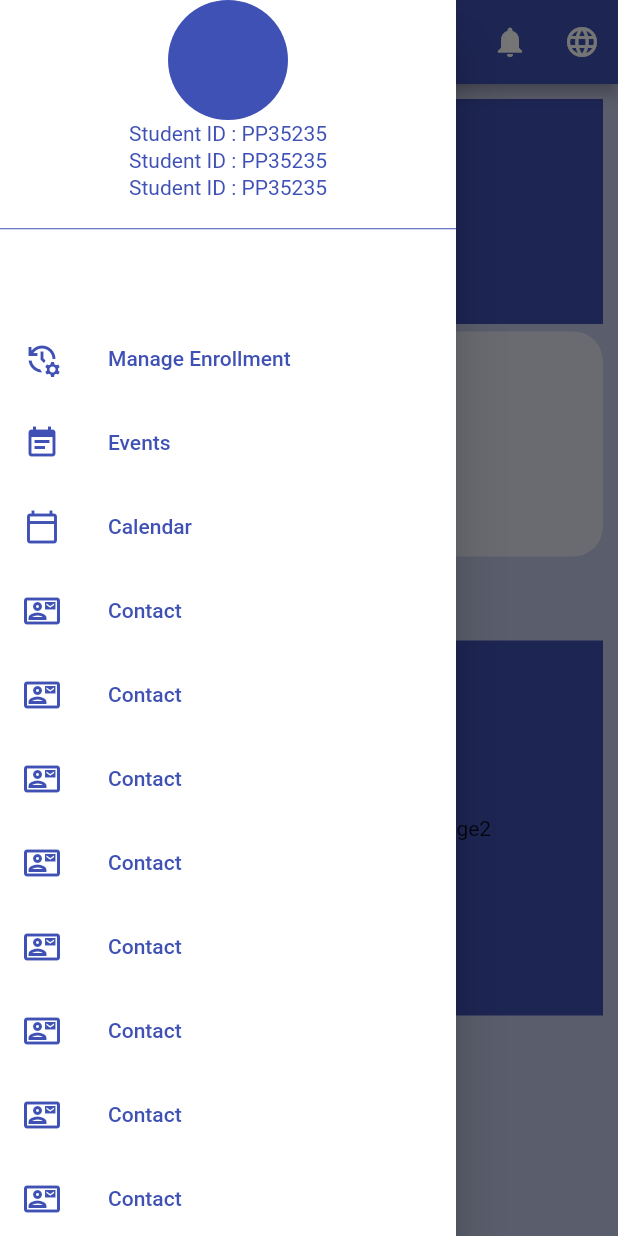
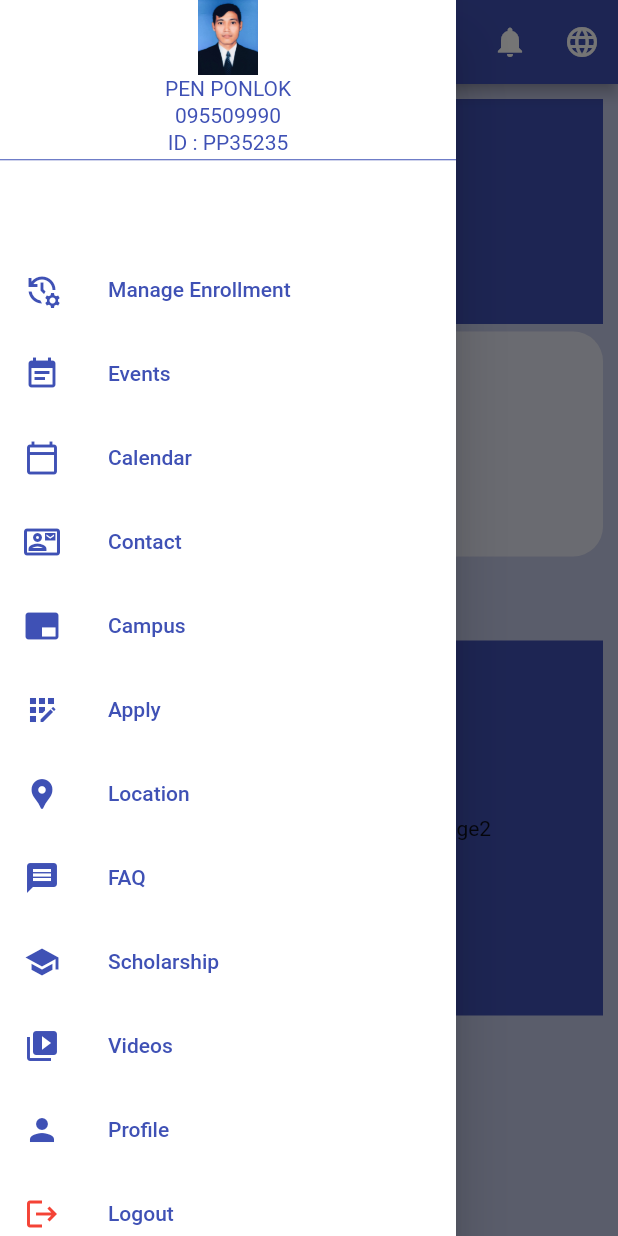
Before and after one commit to Cyperfroz00/bbu_app_demo, a Flutter app: the screen it shows after launch, with the side drawer open, on a phone screen of 412 x 824 dp. Run offline on Flutter 3.47's test engine with Material 2 defaults, Android fonts, the light colour scheme and no system bars.

Commit message:
2nd drawer profile update

```diff
--- a/lib/component/my_app.dart
+++ b/lib/component/my_app.dart
@@ -26,35 +26,34 @@ class _MyAppState extends State<MyApp> {
           child: ListView(
             children: [
               Container(
-                height: 150,
+                //height: 150,
                 child: Column(
                   children: [
                     Container(
-                      width: 80,
-                      height: 80,
-                      decoration: BoxDecoration(
-                        color: Colors.indigo,
-                        borderRadius: BorderRadius.all(Radius.circular(50)),
+                      child: Image.asset(
+                        'assets/images/profile.jpg',
+                        width: 50,
+                        height: 50,
                       ),
                     ),
                     Padding(
                       padding: const EdgeInsets.all(1.0),
                       child: Text(
-                        "Student ID : PP35235",
+                        "PEN PONLOK",
                         style: TextStyle(color: Colors.indigo),
                       ),
                     ),
                     Padding(
                       padding: const EdgeInsets.all(1.0),
                       child: Text(
-                        "Student ID : PP35235",
+                        "095509990",
                         style: TextStyle(color: Colors.indigo),
                       ),
                     ),
                     Padding(
                       padding: const EdgeInsets.all(1),
                       child: Text(
-                        "Student ID : PP35235",
+                        "ID : PP35235",
                         style: TextStyle(color: Colors.indigo),
                       ),
                     ),
@@ -117,91 +116,91 @@ class _MyAppState extends State<MyApp> {
               ),
               ListTile(
                 leading: Icon(
-                  Icons.contact_mail_outlined,
+                  Icons.branding_watermark,
                   color: Colors.indigo,
                 ),
                 title: Text(
-                  "Contact",
+                  "Campus",
                   style: TextStyle(color: Colors.indigo),
                 ),
               ),
               ListTile(
                 leading: Icon(
-                  Icons.contact_mail_outlined,
+                  Icons.app_registration,
                   color: Colors.indigo,
                 ),
                 title: Text(
-                  "Contact",
+                  "Apply",
                   style: TextStyle(color: Colors.indigo),
                 ),
               ),
               ListTile(
                 leading: Icon(
-                  Icons.contact_mail_outlined,
+                  Icons.location_pin,
                   color: Colors.indigo,
                 ),
                 title: Text(
-                  "Contact",
+                  "Location",
                   style: TextStyle(color: Colors.indigo),
                 ),
               ),
               ListTile(
                 leading: Icon(
-                  Icons.contact_mail_outlined,
+                  Icons.message,
                   color: Colors.indigo,
                 ),
                 title: Text(
-                  "Contact",
+                  "FAQ",
                   style: TextStyle(color: Colors.indigo),
                 ),
               ),
               ListTile(
                 leading: Icon(
-                  Icons.contact_mail_outlined,
+                  Icons.school,
                   color: Colors.indigo,
                 ),
                 title: Text(
-                  "Contact",
+                  "Scholarship",
                   style: TextStyle(color: Colors.indigo),
                 ),
               ),
               ListTile(
                 leading: Icon(
-                  Icons.contact_mail_outlined,
+                  Icons.video_collection,
                   color: Colors.indigo,
                 ),
                 title: Text(
-                  "Contact",
+                  "Videos",
                   style: TextStyle(color: Colors.indigo),
                 ),
               ),
               ListTile(
                 leading: Icon(
-                  Icons.contact_mail_outlined,
+                  Icons.person,
                   color: Colors.indigo,
                 ),
                 title: Text(
-                  "Contact",
+                  "Profile",
                   style: TextStyle(color: Colors.indigo),
                 ),
               ),
               ListTile(
                 leading: Icon(
-                  Icons.contact_mail_outlined,
-                  color: Colors.indigo,
+                  Icons.logout,
+                  color: Colors.red,
                 ),
                 title: Text(
-                  "Contact",
+                  "Logout",
                   style: TextStyle(color: Colors.indigo),
                 ),
               ),
               ListTile(
                 leading: Icon(
-                  Icons.contact_mail_outlined,
+                  Icons.info_outline,
                   color: Colors.indigo,
                 ),
                 title: Text(
-                  "Contact",
+                  "About US",
                   style: TextStyle(color: Colors.indigo),
                 ),
               ),
--- a/pubspec.yaml
+++ b/pubspec.yaml
@@ -59,10 +59,9 @@ flutter:
   uses-material-design: true
 
   # To add assets to your application, add an assets section, like this:
-  # assets:
-  #   - images/a_dot_burr.jpeg
+  assets:
+      - assets/images/profile.jpg
   #   - images/a_dot_ham.jpeg
-
   # An image asset can refer to one or more resolution-specific "variants", see
   # https://flutter.dev/assets-and-images/#resolution-aware
 
```
Also changed, not shown: assets/images/profile.jpg (added).
